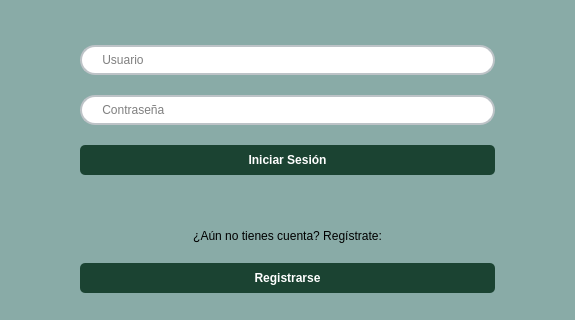
Qt form src/vista/Ui/VistaLogin.ui (ivantm1/proyecto-software) before a commit; both pictures show x 346 to 921 and y 161 to 481 of the 1267 by 924 pixel window.
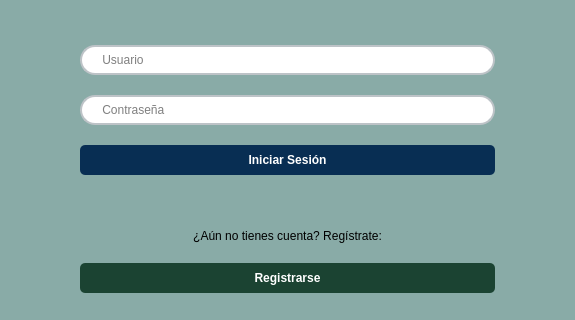
The same form after that commit. Icons and pictures are not drawn.

Commit message: nuevo logo y gama cromatica de la interfaz

Diff of the .ui file:
```diff
--- a/src/vista/Ui/VistaLogin.ui
+++ b/src/vista/Ui/VistaLogin.ui
@@ -160,7 +160,7 @@
       <widget class="QPushButton" name="boton_inicio_sesion">
        <property name="styleSheet">
         <string notr="true">QPushButton {
-    background-color: #1B4332; 
+    background-color: #082e53; 
     color: white;  
     border-radius: 5px; 
     padding: 8px;  
```
Left out of the diff: 4 changed lines with no effect on the pictures. The commit also changes 1 other file.
